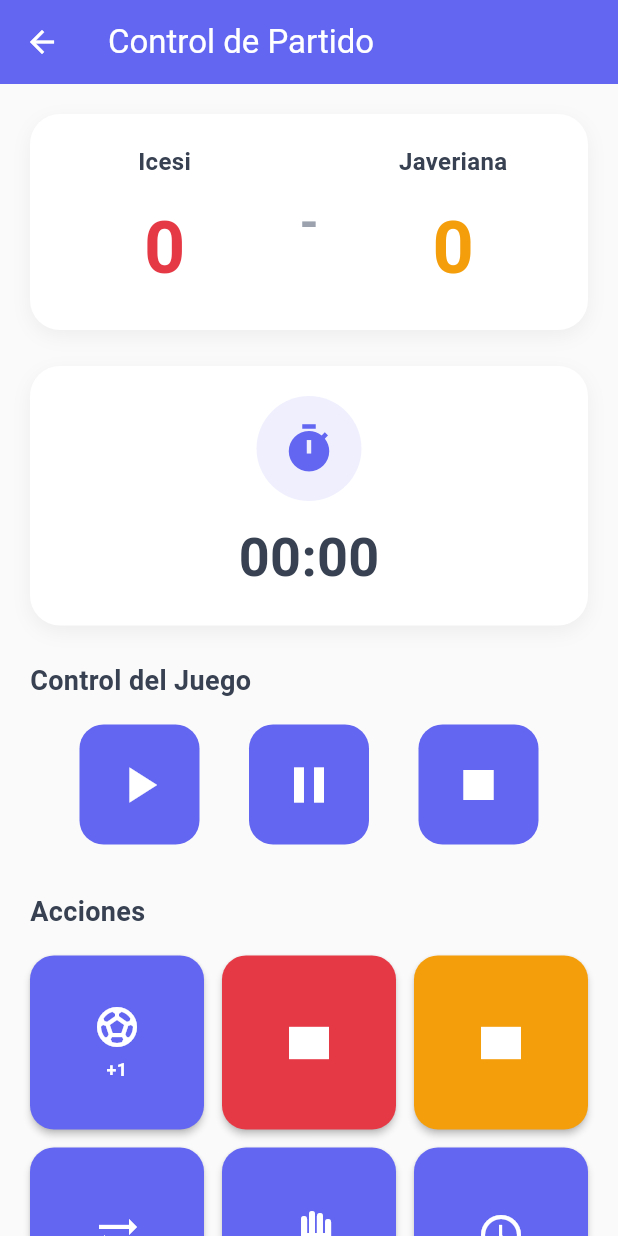
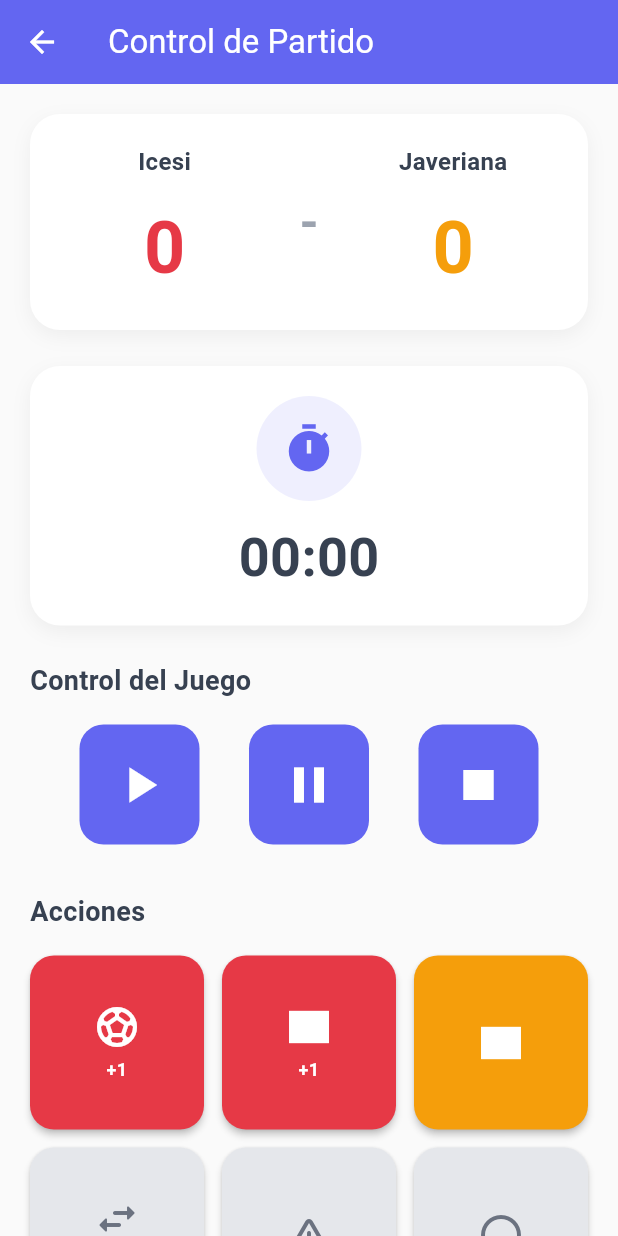
Before and after one commit to yei5/match_track, a Flutter app: the screen it shows after launch, after a tap on "Control de Partido", on a phone screen of 412 x 824 dp. Run offline on Flutter 3.47's test engine with Material 3 defaults, Android fonts, the phone set to English and light mode, and no system bars; our stand-ins replace flutter_dotenv.

Commit message:
style: Update button colors for better visual contrast
- Change goal button to red (#E63946)
- Update card buttons with proper colors (red/yellow)
- Make inactive buttons gray (#E5E7EB) with dark gray icons
- Update button icons to match design mockup
- Add +1 labels to applicable buttons
- Improve icon contrast for light-colored buttons

```diff
--- a/lib/features/match/ui/screens/match_control_screen.dart
+++ b/lib/features/match/ui/screens/match_control_screen.dart
@@ -51,7 +51,11 @@ class _MatchControlScreenState extends State<MatchControlScreen> {
     required Color color,
     required VoidCallback onTap,
     String? label,
+    Color? iconColor,
   }) {
+    final bool isLight = color == const Color(0xFFE5E7EB);
+    final Color finalIconColor = iconColor ?? (isLight ? const Color(0xFF6B7280) : Colors.white);
+
     return Material(
       color: color,
       borderRadius: BorderRadius.circular(16),
@@ -64,13 +68,13 @@ class _MatchControlScreenState extends State<MatchControlScreen> {
           child: Column(
             mainAxisAlignment: MainAxisAlignment.center,
             children: [
-              Icon(icon, color: Colors.white, size: 32),
+              Icon(icon, color: finalIconColor, size: 32),
               if (label != null) ...[
                 const SizedBox(height: 4),
                 Text(
                   label,
-                  style: const TextStyle(
-                    color: Colors.white,
+                  style: TextStyle(
+                    color: finalIconColor,
                     fontSize: 12,
                     fontWeight: FontWeight.bold,
                   ),
@@ -279,7 +283,7 @@ class _MatchControlScreenState extends State<MatchControlScreen> {
                   // Gol
                   _actionButton(
                     icon: Icons.sports_soccer,
-                    color: AppColors.primary,
+                    color: const Color(0xFFE63946), // Rojo intenso
                     onTap: () {
                       // TODO: Abrir diálogo de gol
                       ScaffoldMessenger.of(context).showSnackBar(
@@ -291,18 +295,19 @@ class _MatchControlScreenState extends State<MatchControlScreen> {
                   // Tarjeta Roja
                   _actionButton(
                     icon: Icons.rectangle,
-                    color: AppColors.redCard,
+                    color: const Color(0xFFE63946), // Rojo
                     onTap: () {
                       // TODO: Abrir diálogo de tarjeta roja
                       ScaffoldMessenger.of(context).showSnackBar(
                         const SnackBar(content: Text('🟥 Tarjeta Roja - Próximamente')),
                       );
                     },
+                    label: '+1',
                   ),
                   // Tarjeta Amarilla
                   _actionButton(
                     icon: Icons.rectangle,
-                    color: AppColors.yellowCard,
+                    color: const Color(0xFFF59E0B), // Naranja/Amarillo
                     onTap: () {
                       // TODO: Abrir diálogo de tarjeta amarilla
                       ScaffoldMessenger.of(context).showSnackBar(
@@ -312,19 +317,20 @@ class _MatchControlScreenState extends State<MatchControlScreen> {
                   ),
                   // Sustitución
                   _actionButton(
-                    icon: Icons.sync_alt,
-                    color: AppColors.primary,
+                    icon: Icons.swap_horiz_rounded,
+                    color: const Color(0xFFE5E7EB), // Gris claro
                     onTap: () {
                       // TODO: Abrir diálogo de sustitución
                       ScaffoldMessenger.of(context).showSnackBar(
                         const SnackBar(content: Text('🔄 Sustitución - Próximamente')),
                       );
                     },
+                    label: '+1',
                   ),
                   // Interrupción
                   _actionButton(
-                    icon: Icons.pan_tool,
-                    color: AppColors.primary,
+                    icon: Icons.warning_amber_rounded,
+                    color: const Color(0xFFE5E7EB), // Gris claro
                     onTap: () {
                       // TODO: Abrir diálogo de interrupción
                       ScaffoldMessenger.of(context).showSnackBar(
@@ -334,14 +340,14 @@ class _MatchControlScreenState extends State<MatchControlScreen> {
                   ),
                   // Fin de Tiempo
                   _actionButton(
-                    icon: Icons.access_time,
-                    color: AppColors.primary,
+                    icon: Icons.circle_outlined,
+                    color: const Color(0xFFE5E7EB), // Gris claro
                     onTap: () {
                       controller.endHalfTime();
                       ScaffoldMessenger.of(context).showSnackBar(
                         SnackBar(
                           content: Text(
-                            match.currentHalf == HalfTime.secondHalf
+                            controller.match.currentHalf == HalfTime.secondHalf
                                 ? '⏱️ Segundo Tiempo'
                                 : '🏁 Fin del Partido',
                           ),
```
